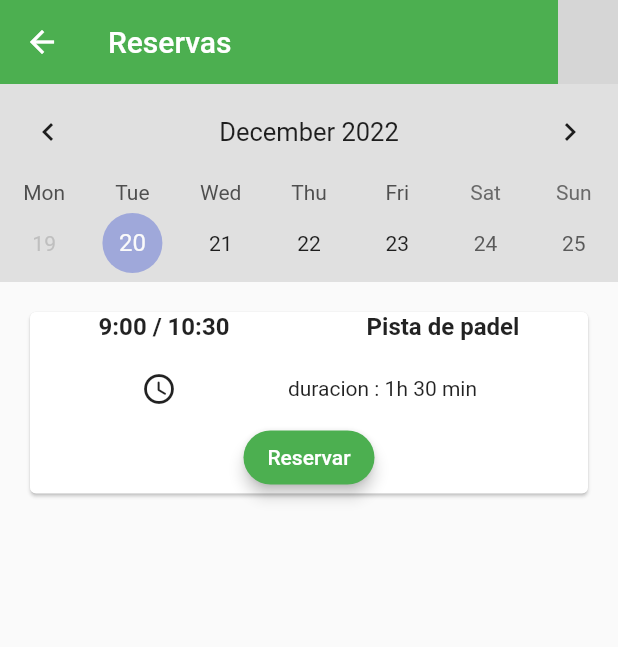
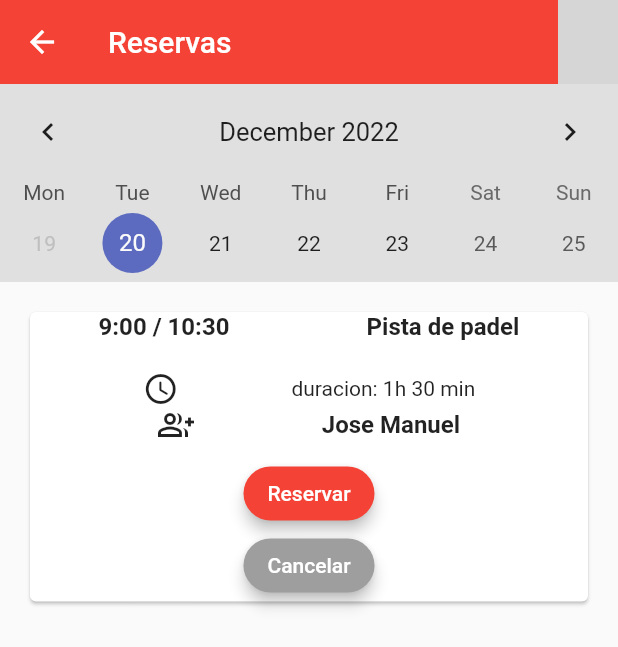
Before and after one commit to Tartachocol/examen_13, a Flutter app: the ReservasScreen_13 screen opened directly, after a tap on "Reservar", on a phone screen of 412 x 824 dp. Shown: the top 647 px of the screen. Run offline on Flutter 3.47's test engine with Material 2 defaults, Android fonts, the phone set to English and light mode, and no system bars; drawn by our look-alikes of table_calendar; network calls fail; grey boxes are pictures that could not be loaded.

Commit message:
no funciona bien seleccionar otro dia

```diff
--- a/lib/screen_13/reservas_screen_13.dart
+++ b/lib/screen_13/reservas_screen_13.dart
@@ -12,13 +12,16 @@ class ReservasScreen_13 extends StatefulWidget {
 class _ReservasScreen_13State extends State<ReservasScreen_13> {
   @override
   Widget build(BuildContext context) {
+    bool pulsado = false;
     ElevatedButton muestraBoton(pulsado) {
       if (pulsado) {
         return ElevatedButton(
           style: ElevatedButton.styleFrom(primary: Colors.grey),
           child: const Text('Cancelar'),
           onPressed: () {
-            pulsado = false;
+            setState(() {
+              pulsado = !pulsado;
+            });
             print(pulsado);
           },
         );
@@ -26,7 +29,9 @@ class _ReservasScreen_13State extends State<ReservasScreen_13> {
         return ElevatedButton(
           child: const Text('Reservar'),
           onPressed: () {
-            pulsado = true;
+            setState(() {
+              pulsado = !pulsado;
+            });
             print(pulsado);
           },
         );
@@ -34,9 +39,13 @@ class _ReservasScreen_13State extends State<ReservasScreen_13> {
     }
 
     DateTime _selectedDay = DateTime.now();
+    DateTime today = DateTime.now();
+    void _onDaySelected(DateTime day, DateTime focusedDay) {
+      setState(() {
+        today = day;
+      });
+    }
 
-    DateTime _focusedDay = DateTime.now();
-    bool pulsado = false;
     return Scaffold(
       appBar: AppBar(title: const Text('Reservas'), actions: const [
         CircleAvatar(
@@ -57,14 +66,10 @@ class _ReservasScreen_13State extends State<ReservasScreen_13> {
                   calendarFormat: CalendarFormat.week,
                   firstDay: DateTime.now(),
                   lastDay: DateTime.utc(2030, 3, 14),
-                  focusedDay: _focusedDay,
-                  selectedDayPredicate: (day) => _selectedDay == day,
-                  onDaySelected: (selectedDay, focusedDay) {
-                    setState(() {
-                      _selectedDay = selectedDay;
-                      _focusedDay = focusedDay;
-                    });
-                  },
+                  focusedDay: today,
+                  availableGestures: AvailableGestures.all,
+                  selectedDayPredicate: (day) => isSameDay(day, today),
+                  onDaySelected: _onDaySelected,
                 ),
               ]),
             ),
@@ -96,12 +101,37 @@ class _ReservasScreen_13State extends State<ReservasScreen_13> {
                   mainAxisAlignment: MainAxisAlignment.spaceEvenly,
                   children: const [
                     Icon(Icons.access_time_rounded),
-                    Text('duracion : 1h 30 min'),
+                    Text(
+                      'duracion: 1h 30 min',
+                    ),
+                  ],
+                ),
+                Row(
+                  mainAxisAlignment: MainAxisAlignment.spaceEvenly,
+                  children: const [
+                    Icon(Icons.group_add_outlined),
+                    Text(
+                      softWrap: true,
+                      textAlign: TextAlign.center,
+                      'Jose Manuel',
+                      style:
+                          TextStyle(fontWeight: FontWeight.bold, fontSize: 16),
+                    ),
                   ],
                 ),
                 Container(
                     margin: const EdgeInsets.fromLTRB(0, 10, 0, 0),
                     child: muestraBoton(pulsado)),
+                ElevatedButton(
+                  style: ElevatedButton.styleFrom(primary: Colors.grey),
+                  child: const Text('Cancelar'),
+                  onPressed: () {
+                    setState(() {
+                      pulsado = !pulsado;
+                    });
+                    print(pulsado);
+                  },
+                ),
               ]),
             ),
           ],
--- a/lib/screen_13/sign_up_13.dart
+++ b/lib/screen_13/sign_up_13.dart
@@ -8,6 +8,7 @@ class SingUpScreen_13 extends StatelessWidget {
   @override
   Widget build(BuildContext context) {
     final myFormKey_13 = GlobalKey<FormState>();
+
     final Map<String, String> formValues = {
       'Nombre': 'Usuario',
       'Apellido': 'Apellidos',
@@ -64,7 +65,7 @@ class SingUpScreen_13 extends StatelessWidget {
                       height: 20,
                     ),
                     CustomTextFormField_13(
-                      hintText: 'Password',
+                      hintText: 'Confirrmar Password',
                       obscuereText: true,
                       formProperty: 'password',
                       formValues: formValues,
--- a/lib/themes/app_themes_13.dart
+++ b/lib/themes/app_themes_13.dart
@@ -1,7 +1,7 @@
 import 'package:flutter/material.dart';
 
 class AppTheme_13 {
-  static const Color primary = Colors.green;
+  static const Color primary = Colors.red;
 
   static final ThemeData lightTheme = ThemeData.light().copyWith(
       primaryColor: primary,
--- a/lib/widgets_13/custom_text_form_field_13.dart
+++ b/lib/widgets_13/custom_text_form_field_13.dart
@@ -8,6 +8,7 @@ class CustomTextFormField_13 extends StatelessWidget {
   final TextInputType? keyboardType;
   final bool obscuereText;
   final String formProperty;
+
   final Map<String, String> formValues;
 
   const CustomTextFormField_13({
--- a/pubspec.yaml
+++ b/pubspec.yaml
@@ -37,6 +37,7 @@ dependencies:
   # Use with the CupertinoIcons class for iOS style icons.
   cupertino_icons: ^1.0.2
   table_calendar: ^3.0.8
+table_calendar: ^3.0.8
 
 dev_dependencies:
   flutter_test:
```
